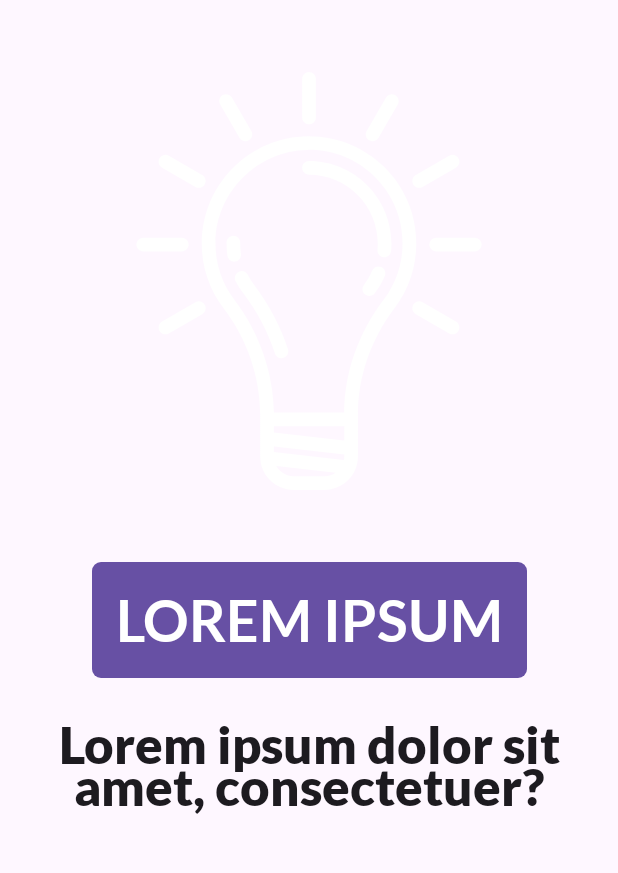
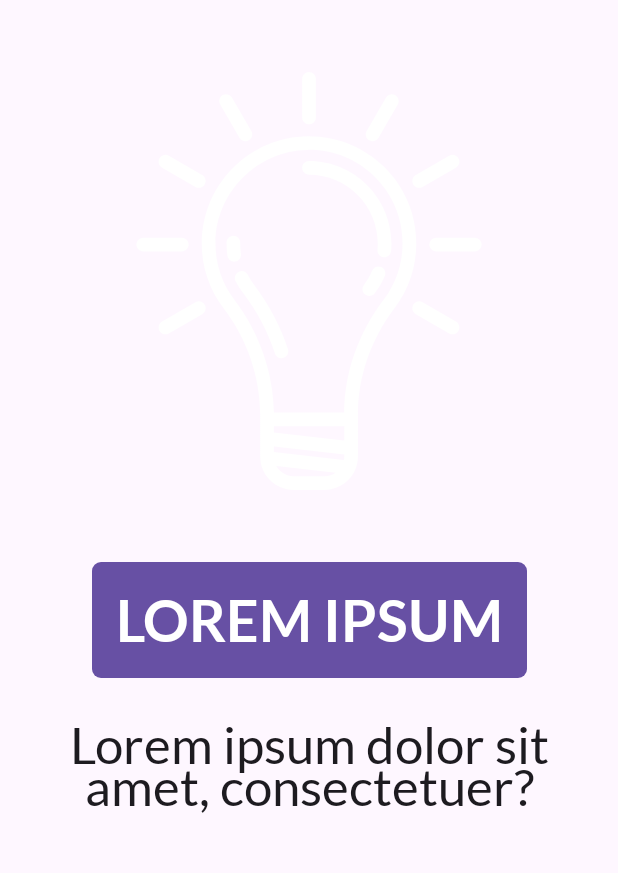
Before and after one commit to GouravShDev/smart_home_app, an Android app built with Jetpack Compose: the screen it shows after launch (MainActivity), on a phone screen of 412 x 824 dp, the part 182-1055 px from its top. Run offline under Robolectric (Android 15) with nearby library versions, the phone set to English and light mode, and no system bars; libraries missing offline, so code that uses them is left out: coil.decode; 1 statement that could not run was skipped.

Commit message:
bugfix: wrong font weight in intro

```diff
--- a/src/app/src/main/java/com/gouravsh/smarthomeapp/ui/theme/Type.kt
+++ b/src/app/src/main/java/com/gouravsh/smarthomeapp/ui/theme/Type.kt
@@ -11,7 +11,7 @@ import com.gouravsh.smarthomeapp.R
 
 
 val lato = FontFamily(
-    Font(R.font.lato_black),
+    Font(R.font.lato_black, weight = FontWeight.Black),
     Font(R.font.lato_bold, weight = FontWeight.Bold),
     Font(R.font.lato_regular, weight = FontWeight.Normal)
 )
```
